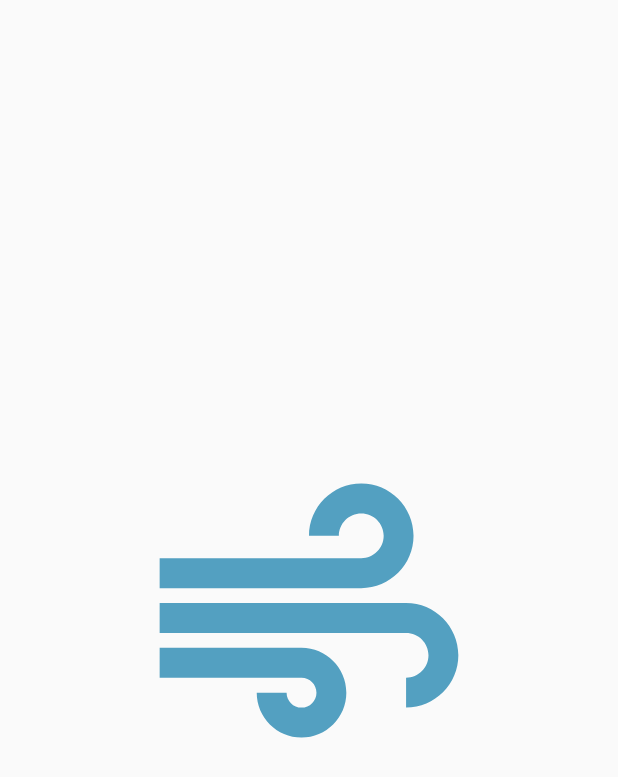
After one commit to Silinia/Dev_mobile_projet_epsi, an Android app: the SplashActivity screen opened directly, with no data from a screen before it, on a phone screen of 412 x 824 dp. The commit adds this screen. Shown: the top 777 px of the screen. Run offline under Robolectric (Android 15) with nearby library versions, the phone set to English and light mode, and no system bars.

Commit message:
Mise en place du SplashScreen

```diff
--- /dev/null
+++ b/app/src/main/java/fr/epsi/epsiprojet/SplashActivity.kt
@@ -0,0 +1,18 @@
+package fr.epsi.epsiprojet
+
+import android.content.Intent
+import androidx.appcompat.app.AppCompatActivity
+import android.os.Bundle
+import android.os.Handler
+
+class SplashActivity : AppCompatActivity() {
+    override fun onCreate(savedInstanceState: Bundle?) {
+        super.onCreate(savedInstanceState)
+        setContentView(R.layout.activity_splash)
+
+        Handler().postDelayed({
+            startActivity(Intent(this, MainActivity::class.java))
+            finish()
+        }, 3000)
+    }
+}
--- /dev/null
+++ b/app/src/main/res/layout/activity_splash.xml
@@ -0,0 +1,17 @@
+<?xml version="1.0" encoding="utf-8"?>
+<androidx.constraintlayout.widget.ConstraintLayout xmlns:android="http://schemas.android.com/apk/res/android"
+    xmlns:app="http://schemas.android.com/apk/res-auto"
+    xmlns:tools="http://schemas.android.com/tools"
+    android:layout_width="match_parent"
+    android:layout_height="match_parent">
+
+    <ImageView
+        android:id="@+id/imageView"
+        android:layout_width="0dp"
+        android:layout_height="0dp"
+        app:layout_constraintBottom_toBottomOf="parent"
+        app:layout_constraintEnd_toEndOf="parent"
+        app:layout_constraintStart_toStartOf="parent"
+        app:layout_constraintTop_toTopOf="parent"
+        app:srcCompat="@drawable/ic_launcher_foreground" />
+</androidx.constraintlayout.widget.ConstraintLayout>
```
Also changed, not shown: app/src/main/AndroidManifest.xml (+7 -1 lines), app/src/main/java/fr/epsi/epsiprojet/MainActivity.kt (+7 -0 lines), app/src/main/res/layout/activity_main.xml (+22 -3 lines).
